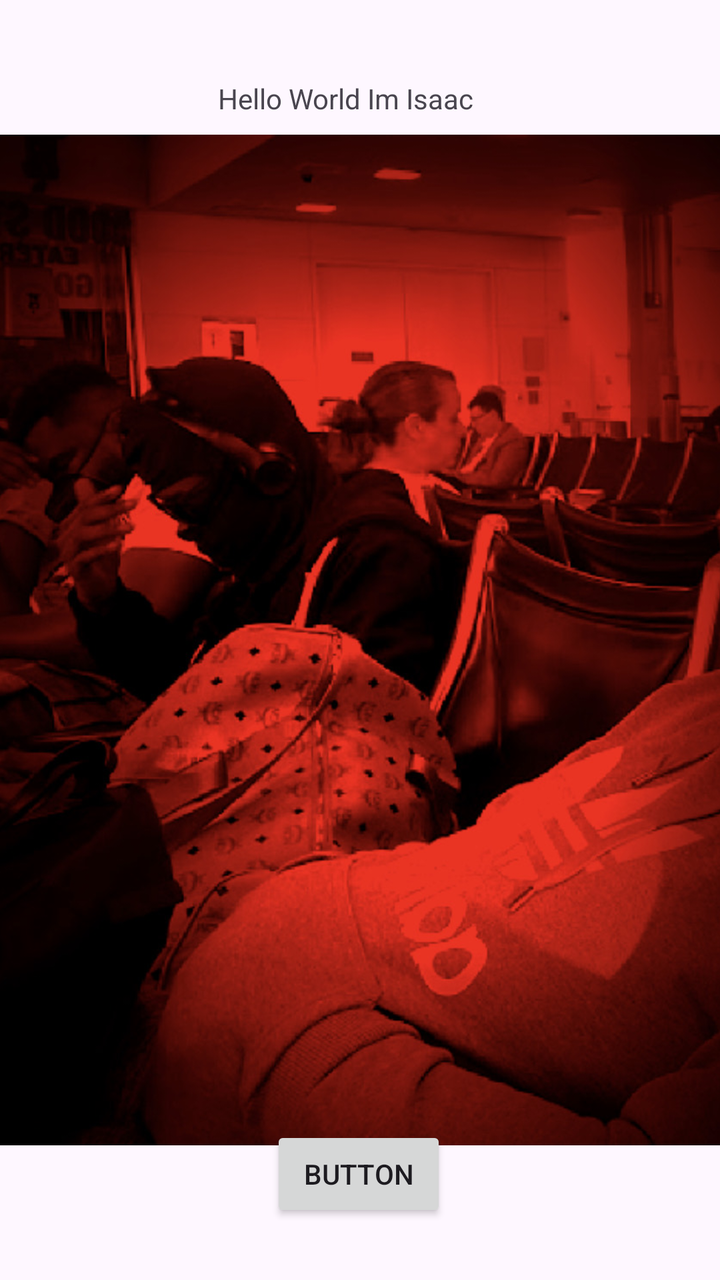
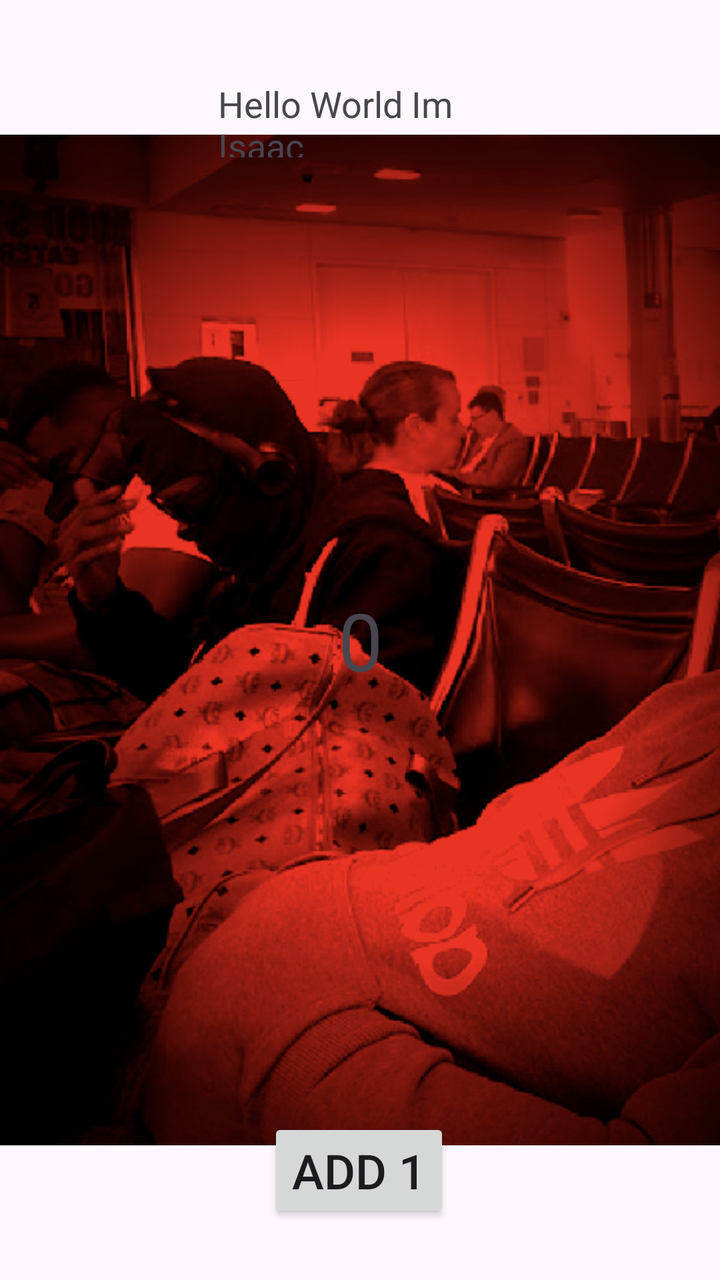

The first picture is an Android layout as it rendered before a commit; the second is the same layout after the commit. The layout source and the unified diff follow.
<!-- AndroidManifest.xml: application theme Theme.HelloWorld -->
<!-- res/layout/activity_main.xml -->
<?xml version="1.0" encoding="utf-8"?>
<androidx.constraintlayout.widget.ConstraintLayout xmlns:android="http://schemas.android.com/apk/res/android"
    xmlns:app="http://schemas.android.com/apk/res-auto"
    xmlns:tools="http://schemas.android.com/tools"
    android:id="@+id/main"
    android:layout_width="match_parent"
    android:layout_height="match_parent"
    tools:context=".MainActivity">

    <ImageView
        android:id="@+id/imageView"
        android:layout_width="554dp"
        android:layout_height="1212dp"
        app:layout_constraintBottom_toBottomOf="parent"
        app:layout_constraintEnd_toEndOf="parent"
        app:layout_constraintHorizontal_bias="0.503"
        app:layout_constraintStart_toStartOf="parent"
        app:layout_constraintTop_toTopOf="parent"
        app:layout_constraintVertical_bias="0.501"
        app:srcCompat="@drawable/img_6367" />

    <TextView
        android:layout_width="161dp"
        android:layout_height="39dp"
        android:text="Hello World Im Isaac"
        app:layout_constraintBottom_toBottomOf="parent"
        app:layout_constraintEnd_toEndOf="parent"
        app:layout_constraintHorizontal_bias="0.548"
        app:layout_constraintStart_toStartOf="parent"
        app:layout_constraintTop_toTopOf="parent"
        app:layout_constraintVertical_bias="0.066" />


    <Button
        android:id="@+id/button"
        android:layout_width="wrap_content"
        android:layout_height="wrap_content"
        android:text="Button"
        app:layout_constraintBottom_toBottomOf="parent"
        app:layout_constraintEnd_toEndOf="parent"
        app:layout_constraintHorizontal_bias="0.498"
        app:layout_constraintStart_toStartOf="parent"
        app:layout_constraintTop_toTopOf="parent"
        app:layout_constraintVertical_bias="0.951" />

</androidx.constraintlayout.widget.ConstraintLayout>
<!-- resources referenced by this layout -->
<resources>
  <!-- drawable img_6367: jpeg bitmap (drawable, 224445 bytes) -->
  <style name="Theme.HelloWorld" parent="Base.Theme.HelloWorld" />
  <style name="Base.Theme.HelloWorld" parent="Theme.Material3.DayNight.NoActionBar">
          
          
      </style>
</resources>

<!-- the commit's change to res/layout/activity_main.xml (unified diff, before → after) -->
@@ -1,5 +1,6 @@
 <?xml version="1.0" encoding="utf-8"?>
-<androidx.constraintlayout.widget.ConstraintLayout xmlns:android="http://schemas.android.com/apk/res/android"
+<androidx.constraintlayout.widget.ConstraintLayout
+    xmlns:android="http://schemas.android.com/apk/res/android"
     xmlns:app="http://schemas.android.com/apk/res-auto"
     xmlns:tools="http://schemas.android.com/tools"
     android:id="@+id/main"
@@ -11,6 +12,7 @@
         android:id="@+id/imageView"
         android:layout_width="554dp"
         android:layout_height="1212dp"
+        android:contentDescription="Background image"
         app:layout_constraintBottom_toBottomOf="parent"
         app:layout_constraintEnd_toEndOf="parent"
         app:layout_constraintHorizontal_bias="0.503"
@@ -20,9 +22,11 @@
         app:srcCompat="@drawable/img_6367" />
 
     <TextView
+        android:id="@+id/nameText"
         android:layout_width="161dp"
         android:layout_height="39dp"
         android:text="Hello World Im Isaac"
+        android:textSize="18sp"
         app:layout_constraintBottom_toBottomOf="parent"
         app:layout_constraintEnd_toEndOf="parent"
         app:layout_constraintHorizontal_bias="0.548"
@@ -30,12 +34,23 @@
         app:layout_constraintTop_toTopOf="parent"
         app:layout_constraintVertical_bias="0.066" />
 
+    <TextView
+        android:id="@+id/textView"
+        android:layout_width="wrap_content"
+        android:layout_height="wrap_content"
+        android:text="0"
+        android:textSize="40sp"
+        app:layout_constraintBottom_toBottomOf="parent"
+        app:layout_constraintEnd_toEndOf="parent"
+        app:layout_constraintStart_toStartOf="parent"
+        app:layout_constraintTop_toTopOf="parent" />
 
     <Button
         android:id="@+id/button"
         android:layout_width="wrap_content"
         android:layout_height="wrap_content"
-        android:text="Button"
+        android:text="Add 1"
+        android:textSize="24sp"
         app:layout_constraintBottom_toBottomOf="parent"
         app:layout_constraintEnd_toEndOf="parent"
         app:layout_constraintHorizontal_bias="0.498"
